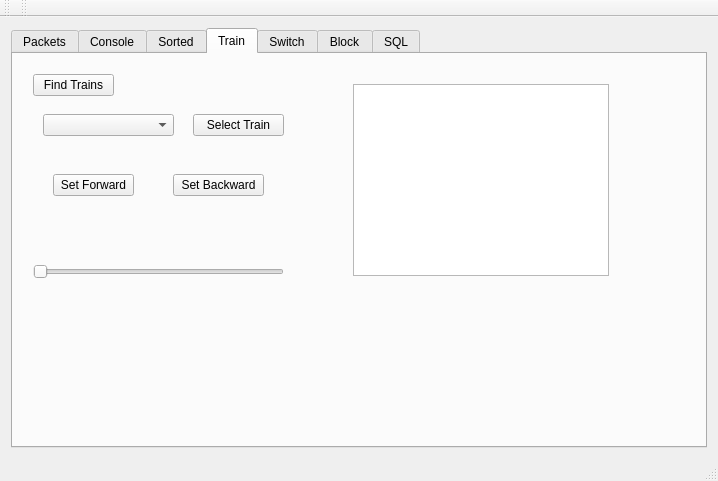
The window that loconet_test/train_rec/mainwindow.ui (ctag/cpe453) describes before a commit, drawn with Qt 5.
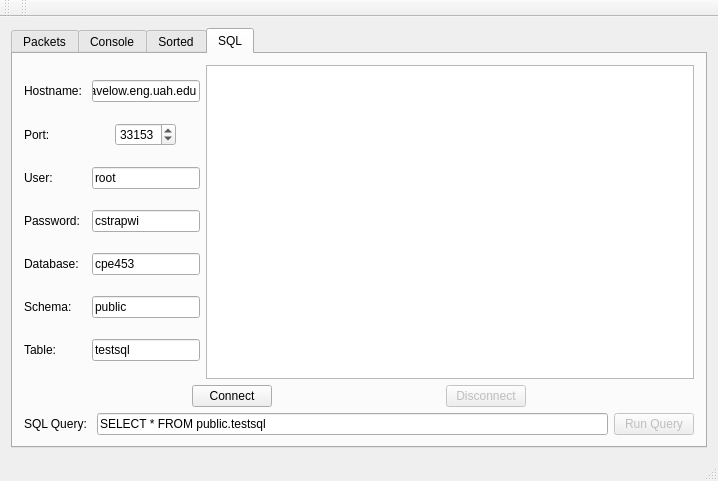
The same window after the commit. The open tabs and pages were chosen to show the change.

Commit message: converted train_rec from management/debugging to sql handler

Diff of the .ui file:
```diff
--- a/loconet_test/train_rec/mainwindow.ui
+++ b/loconet_test/train_rec/mainwindow.ui
@@ -255,155 +255,6 @@
         </item>
        </layout>
       </widget>
-      <widget class="QWidget" name="tab_train">
-       <attribute name="title">
-        <string>Train</string>
-       </attribute>
-       <widget class="QPushButton" name="pushButton_train_find">
-        <property name="geometry">
-         <rect>
-          <x>20</x>
-          <y>20</y>
-          <width>81</width>
-          <height>22</height>
-         </rect>
-        </property>
-        <property name="text">
-         <string>Find Trains</string>
-        </property>
-       </widget>
-       <widget class="QComboBox" name="comboBox_trainsAvailable">
-        <property name="geometry">
-         <rect>
-          <x>30</x>
-          <y>60</y>
-          <width>131</width>
-          <height>22</height>
-         </rect>
-        </property>
-       </widget>
-       <widget class="QPushButton" name="pushButton_train_select">
-        <property name="geometry">
-         <rect>
-          <x>180</x>
-          <y>60</y>
-          <width>91</width>
-          <height>22</height>
-         </rect>
-        </property>
-        <property name="text">
-         <string>Select Train</string>
-        </property>
-       </widget>
-       <widget class="QPushButton" name="pushButton_train_forward">
-        <property name="geometry">
-         <rect>
-          <x>40</x>
-          <y>120</y>
-          <width>81</width>
-          <height>22</height>
-         </rect>
-        </property>
-        <property name="text">
-         <string>Set Forward</string>
-        </property>
-       </widget>
-       <widget class="QPushButton" name="pushButton_train_backward">
-        <property name="geometry">
-         <rect>
-          <x>160</x>
-          <y>120</y>
-          <width>91</width>
-          <height>22</height>
-         </rect>
-        </property>
-        <property name="text">
-         <string>Set Backward</string>
-        </property>
-       </widget>
-       <widget class="QSlider" name="horizontalSlider">
-        <property name="geometry">
-         <rect>
-          <x>20</x>
-          <y>210</y>
-          <width>251</width>
-          <height>16</height>
-         </rect>
-        </property>
-        <property name="orientation">
-         <enum>Qt::Horizontal</enum>
-        </property>
-       </widget>
-       <widget class="QTextBrowser" name="textBrowser_trains">
-        <property name="geometry">
-         <rect>
-          <x>340</x>
-          <y>30</y>
-          <width>256</width>
-          <height>192</height>
-         </rect>
-        </property>
-       </widget>
-      </widget>
-      <widget class="QWidget" name="tab_switch">
-       <attribute name="title">
-        <string>Switch</string>
-       </attribute>
-       <widget class="QSpinBox" name="spinBox_switch_id">
-        <property name="geometry">
-         <rect>
-          <x>70</x>
-          <y>50</y>
-          <width>48</width>
-          <height>23</height>
-         </rect>
-        </property>
-       </widget>
-       <widget class="QPushButton" name="pushButton_switch_select">
-        <property name="geometry">
-         <rect>
-          <x>150</x>
-          <y>50</y>
-          <width>101</width>
-          <height>22</height>
-         </rect>
-        </property>
-        <property name="text">
-         <string>Select Switch</string>
-        </property>
-       </widget>
-       <widget class="QPushButton" name="pushButton_switch_left">
-        <property name="geometry">
-         <rect>
-          <x>80</x>
-          <y>140</y>
-          <width>81</width>
-          <height>22</height>
-         </rect>
-        </property>
-        <property name="text">
-         <string>Switch Left</string>
-        </property>
-       </widget>
-       <widget class="QPushButton" name="pushButton_switch_right">
-        <property name="geometry">
-         <rect>
-          <x>200</x>
-          <y>140</y>
-          <width>101</width>
-          <height>22</height>
-         </rect>
-        </property>
-        <property name="text">
-         <string>Switch Right</string>
-        </property>
-       </widget>
-      </widget>
-      <widget class="QWidget" name="tab_block">
-       <attribute name="title">
-        <string>Block</string>
-       </attribute>
-      </widget>
       <widget class="QWidget" name="tab_2">
        <attribute name="title">
         <string>SQL</string>
@@ -610,52 +461,6 @@
             </property>
            </spacer>
           </item>
-          <item>
-           <widget class="QPushButton" name="pushButton_tableText">
-            <property name="enabled">
-             <bool>false</bool>
-            </property>
-            <property name="text">
-             <string>Table Text</string>
-            </property>
-           </widget>
-          </item>
-          <item>
-           <spacer name="horizontalSpacer_11">
-            <property name="orientation">
-             <enum>Qt::Horizontal</enum>
-            </property>
-            <property name="sizeHint" stdset="0">
-             <size>
-              <width>40</width>
-              <height>20</height>
-             </size>
-            </property>
-           </spacer>
-          </item>
-          <item>
-           <widget class="QPushButton" name="pushButton_queryModel">
-            <property name="enabled">
-             <bool>false</bool>
-            </property>
-            <property name="text">
-             <string>Query Model</string>
-            </property>
-           </widget>
-          </item>
-          <item>
-           <spacer name="horizontalSpacer">
-            <property name="orientation">
-             <enum>Qt::Horizontal</enum>
-            </property>
-            <property name="sizeHint" stdset="0">
-             <size>
-              <width>40</width>
-              <height>20</height>
-             </size>
-            </property>
-           </spacer>
-          </item>
          </layout>
         </item>
         <item row="2" column="0">
```
Left out of the diff: 40 changed lines with no effect on the pictures. The commit also changes 17 other files.
